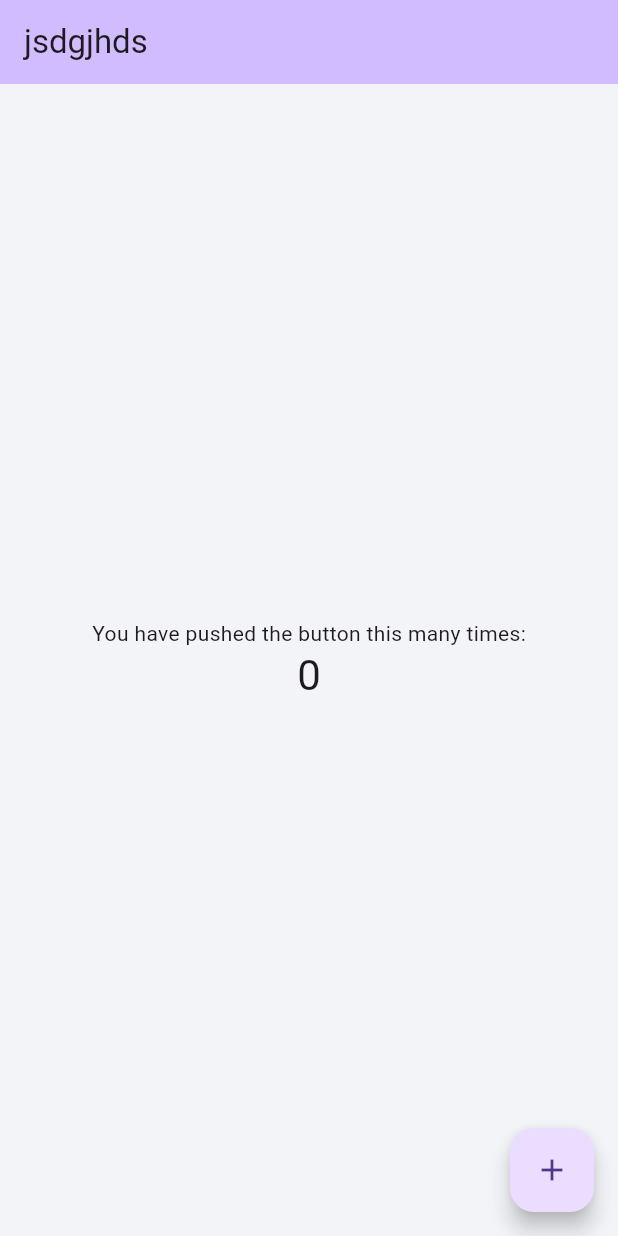
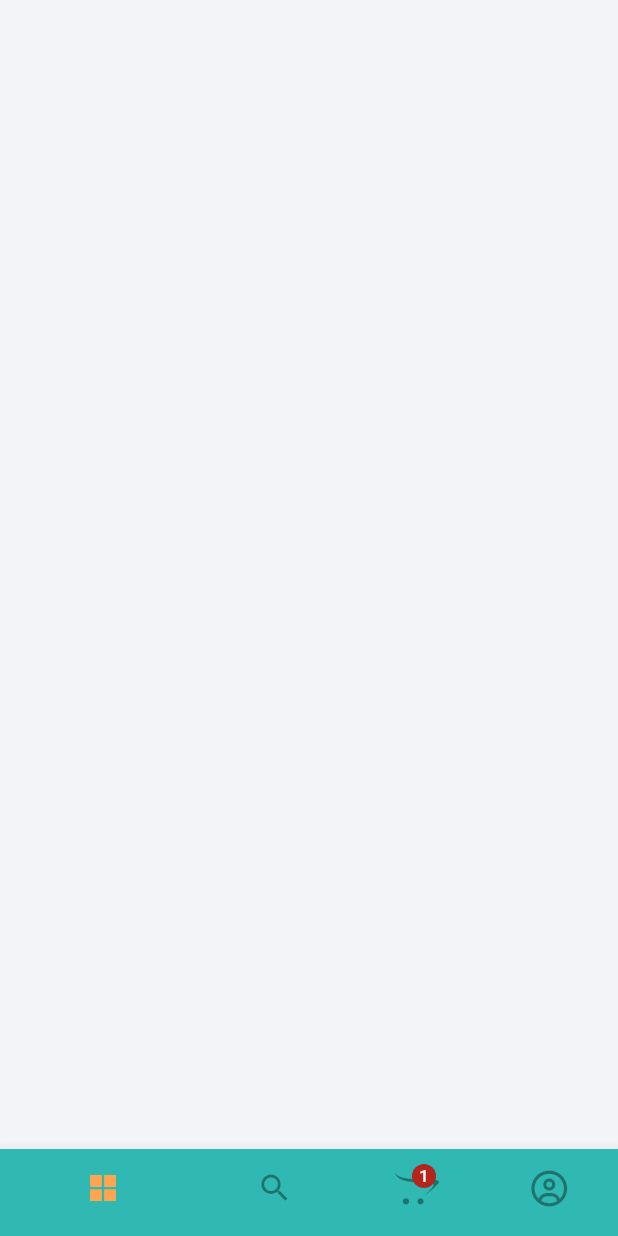
Before and after one commit to soutruoshim/multi_vendors, a Flutter app: the screen it shows after launch, on a phone screen of 412 x 824 dp. Run offline on Flutter 3.47's test engine with Material 3 defaults, Android fonts, the phone set to English and light mode, and no system bars; our stand-ins replace flutter_screenutil, flutter_vector_icons, get.

Commit message:
entry point , tab index controller, bottom navigation

```diff
--- a/lib/constants/constants.dart
+++ b/lib/constants/constants.dart
@@ -16,7 +16,7 @@
 const kRed = Color(0xffe81e4d);
 const kOffWhite = Color(0xffF3F4F8);
 
-double hieght = 825.h;
+double height = 825.h;
 double width = 375.w;
 
 
--- /dev/null
+++ b/lib/controllers/tab_index_controller.dart
@@ -0,0 +1,12 @@
+
+import 'package:get/get.dart';
+
+class TabIndexController extends GetxController {
+  RxInt _tabIndex = 0.obs;
+
+  int get tabIndex => _tabIndex.value;
+
+  set setTabIndex(int newValue){
+    _tabIndex.value = newValue;
+  }
+}
--- a/lib/main.dart
+++ b/lib/main.dart
@@ -1,10 +1,11 @@
 import 'package:flutter/material.dart';
 import 'package:flutter_screenutil/flutter_screenutil.dart';
 import 'package:get/get_navigation/src/root/get_material_app.dart';
+import 'package:multi_venors/views/entrypoint.dart';
 
 import 'constants/constants.dart';
 
-Widget defaultHome = const MyHomePage(title: "jsdgjhds");
+Widget defaultHome = const MainScreen();
 
 void main() {
   runApp(const MyApp());
--- /dev/null
+++ b/lib/views/entrypoint.dart
@@ -0,0 +1,61 @@
+import 'package:flutter/material.dart';
+
+import 'package:get/get.dart';
+import 'package:flutter_vector_icons/flutter_vector_icons.dart';
+
+import '../constants/constants.dart';
+import '../controllers/tab_index_controller.dart';
+class MainScreen extends StatelessWidget {
+  const MainScreen({super.key});
+
+  @override
+  Widget build(BuildContext context) {
+    final controller = Get.put(TabIndexController());
+    return Obx(() => Scaffold(
+      body: Stack(
+        children: [
+          Container(
+            height: height,
+            width: width,
+            color: kOffWhite,
+          ),
+          Align(
+            alignment: Alignment.bottomCenter,
+            child: Theme(
+                data: Theme.of(context).copyWith(canvasColor: kPrimary),
+                child: BottomNavigationBar(
+                  showSelectedLabels: false,
+                  showUnselectedLabels: false,
+                  unselectedIconTheme:
+                  const IconThemeData(color: Colors.black38),
+                  selectedIconTheme: const IconThemeData(color: kSecondary),
+                  onTap: (value) {
+                    controller.setTabIndex = value;
+                  },
+                  currentIndex: controller.tabIndex,
+                  items: [
+                    BottomNavigationBarItem(
+                        icon: controller.tabIndex == 0
+                            ? const Icon(AntDesign.appstore1)
+                            : const Icon(AntDesign.appstore_o),
+                        label: 'Home'),
+                    const BottomNavigationBarItem(
+                        icon: Icon(Icons.search), label: 'Search'),
+                    const BottomNavigationBarItem(
+                        icon: Badge(
+                            label: Text('1'),
+                            child: Icon(FontAwesome.opencart)),
+                        label: 'Cart'),
+                    BottomNavigationBarItem(
+                        icon: controller.tabIndex == 3
+                            ? const Icon(FontAwesome.user_circle)
+                            : const Icon(FontAwesome.user_circle_o),
+                        label: 'Profile'),
+                  ],
+                )),
+          )
+        ],
+      ),
+    ));
+  }
+}
```
